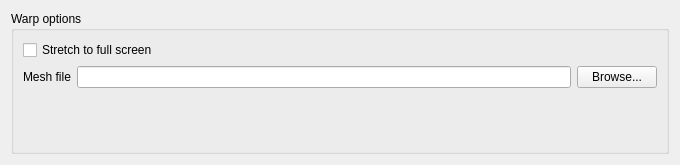
pdbourke/vlc-warp-2.1, file modules/gui/qt4/ui/sprefs_warp.ui: the form before one commit.
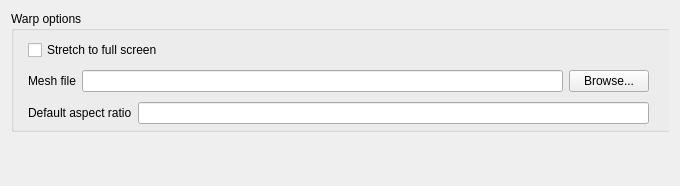
The form after the commit.

Commit message: Added aspect raratio warp option

```diff
--- a/modules/gui/qt4/ui/sprefs_warp.ui
+++ b/modules/gui/qt4/ui/sprefs_warp.ui
@@ -8,7 +8,7 @@
     <x>0</x>
     <y>0</y>
     <width>680</width>
-    <height>165</height>
+    <height>186</height>
    </rect>
   </property>
   <property name="windowTitle">
@@ -17,66 +17,79 @@
   <layout class="QVBoxLayout" name="verticalLayout_3">
    <item>
     <widget class="QWidget" name="warpZone" native="true">
-     <layout class="QVBoxLayout" name="videoZoneLayout">
-      <property name="margin">
-       <number>0</number>
-      </property>
-      <item>
        <widget class="QGroupBox" name="warpBox">
+      <property name="geometry">
+       <rect>
+        <x>0</x>
+        <y>0</y>
+        <width>661</width>
+        <height>121</height>
+       </rect>
+      </property>
         <property name="title">
          <string>Warp options</string>
         </property>
-        <layout class="QGridLayout">
-         <property name="margin">
-          <number>9</number>
-         </property>
-         <property name="spacing">
-          <number>6</number>
-         </property>
-         <item row="1" column="0">
-          <widget class="QLabel" name="meshLabel">
-           <property name="text">
-            <string>Mesh file</string>
-           </property>
-           <property name="buddy">
-            <cstring>meshDirectory</cstring>
-           </property>
-          </widget>
-         </item>
-         <item row="0" column="0" colspan="2">
+      <widget class="QWidget" name="layoutWidget">
+       <property name="geometry">
+        <rect>
+         <x>17</x>
+         <y>25</y>
+         <width>621</width>
+         <height>94</height>
+        </rect>
+       </property>
+       <layout class="QVBoxLayout" name="verticalLayout">
+        <item>
           <widget class="QCheckBox" name="stretch">
            <property name="text">
             <string>Stretch to full screen</string>
            </property>
           </widget>
          </item>
-         <item row="1" column="1">
+        <item>
+         <layout class="QHBoxLayout" name="horizontalLayout_2">
+          <item>
+           <widget class="QLabel" name="meshLabel">
+            <property name="text">
+             <string>Mesh file</string>
+            </property>
+            <property name="buddy">
+             <cstring>meshDirectory</cstring>
+            </property>
+           </widget>
+          </item>
+          <item>
           <widget class="QLineEdit" name="meshDirectory"/>
          </item>
-         <item row="1" column="2">
+          <item>
           <widget class="QPushButton" name="meshDirectoryBrowse">
            <property name="text">
             <string>Browse...</string>
            </property>
           </widget>
          </item>
-         <item row="2" column="0">
-          <spacer name="verticalSpacer">
-           <property name="orientation">
-            <enum>Qt::Vertical</enum>
-           </property>
-           <property name="sizeHint" stdset="0">
-            <size>
-             <width>20</width>
-             <height>40</height>
-            </size>
-           </property>
-          </spacer>
-         </item>
-        </layout>
-       </widget>
-      </item>
-     </layout>
+         </layout>
+        </item>
+        <item>
+         <layout class="QHBoxLayout" name="horizontalLayout">
+          <item>
+           <widget class="QLabel" name="arLabel">
+            <property name="text">
+             <string>Default aspect ratio</string>
+            </property>
+            <property name="buddy">
+             <cstring>meshDirectory</cstring>
+            </property>
+           </widget>
+          </item>
+          <item>
+           <widget class="QLineEdit" name="arLine"/>
+          </item>
+         </layout>
+        </item>
+       </layout>
+      </widget>
+     </widget>
     </widget>
    </item>
   </layout>
```
Lines whose indentation alone changed are shown as unchanged. The commit also changes 1 other file.
